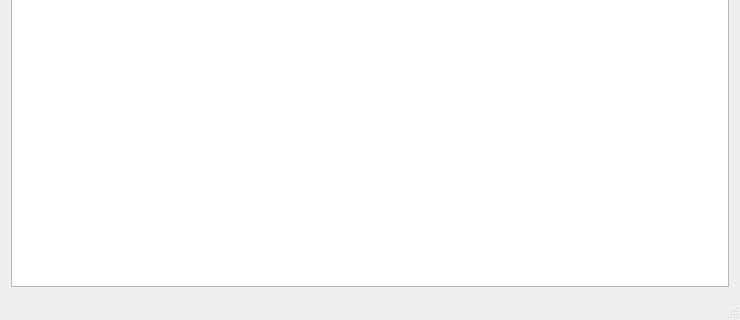
koenvanvliet/mangosteen, file mainwindow.ui: the form before one commit; both pictures show x 0 to 740 and y 220 to 540 of the 740 by 540 pixel window.
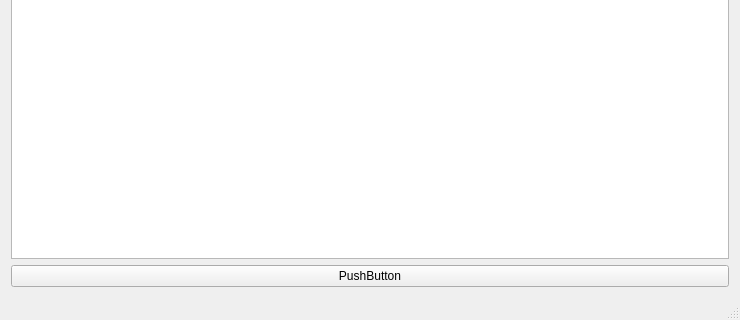
The form after the commit.

```diff
--- a/mainwindow.ui
+++ b/mainwindow.ui
@@ -25,6 +25,13 @@
       </property>
      </widget>
     </item>
+    <item>
+     <widget class="QPushButton" name="pushButton">
+      <property name="text">
+       <string>PushButton</string>
+      </property>
+     </widget>
+    </item>
    </layout>
   </widget>
   <widget class="QMenuBar" name="menuBar">
```
Left out of the diff: 12 changed lines with no effect on the pictures.
